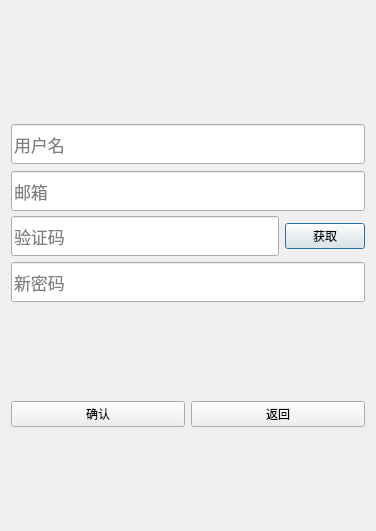
locolocoer/frychat, file resetdialog.ui: the form before one commit.
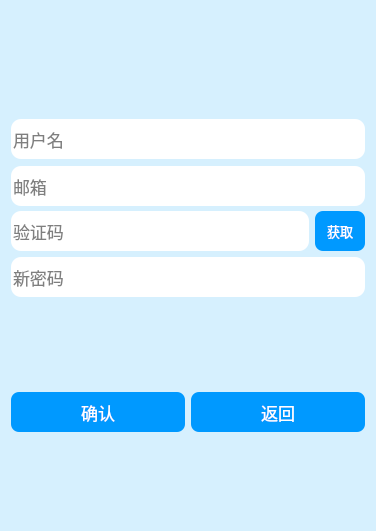
The form after the commit.

The edit to the form file:
```diff
--- a/resetdialog.ui
+++ b/resetdialog.ui
@@ -13,6 +13,30 @@
   <property name="windowTitle">
    <string>Dialog</string>
   </property>
+  <property name="styleSheet">
+   <string notr="true">QToolButton{
+	color: rgb(0, 153, 255);
+background-color:rgba(0,0,0,0);
+border:none;
+}
+QLineEdit{
+border:none;
+border-radius:10px;
+}
+QPushButton{
+background-color: rgb(0, 153, 255);
+border:none;
+border-radius:8px;
+	color: rgb(255, 255, 255);
+}
+
+
+QDialog#ResetDialog{
+	
+	background-color: rgb(214, 240, 254);
+	
+}</string>
+  </property>
   <layout class="QVBoxLayout" name="verticalLayout_2">
    <item>
     <layout class="QVBoxLayout" name="verticalLayout">
@@ -130,6 +154,17 @@
        </item>
        <item>
         <widget class="QPushButton" name="get_code">
+         <property name="minimumSize">
+          <size>
+           <width>50</width>
+           <height>40</height>
+          </size>
+         </property>
+         <property name="font">
+          <font>
+           <pointsize>10</pointsize>
+          </font>
+         </property>
          <property name="text">
           <string>获取</string>
          </property>
@@ -182,6 +217,23 @@
       <layout class="QHBoxLayout" name="horizontalLayout_3">
        <item>
         <widget class="QPushButton" name="confirmBtn">
+         <property name="minimumSize">
+          <size>
+           <width>0</width>
+           <height>40</height>
+          </size>
+         </property>
+         <property name="maximumSize">
+          <size>
+           <width>16777215</width>
+           <height>40</height>
+          </size>
+         </property>
+         <property name="font">
+          <font>
+           <pointsize>13</pointsize>
+          </font>
+         </property>
          <property name="text">
           <string>确认</string>
          </property>
@@ -189,6 +241,23 @@
        </item>
        <item>
         <widget class="QPushButton" name="returnBtn">
+         <property name="minimumSize">
+          <size>
+           <width>0</width>
+           <height>40</height>
+          </size>
+         </property>
+         <property name="maximumSize">
+          <size>
+           <width>16777215</width>
+           <height>40</height>
+          </size>
+         </property>
+         <property name="font">
+          <font>
+           <pointsize>13</pointsize>
+          </font>
+         </property>
          <property name="text">
           <string>返回</string>
          </property>
```
